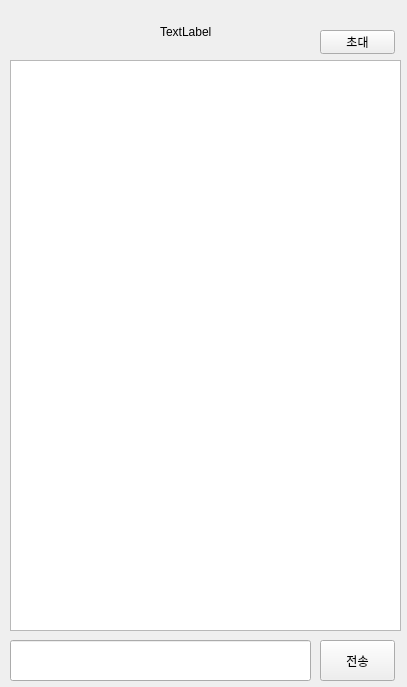
This is src/client/gui/groupchatwindow.ui in TaehyunJeon0203/lanssenger as Qt 5 draws it before an edit. The edited form follows.
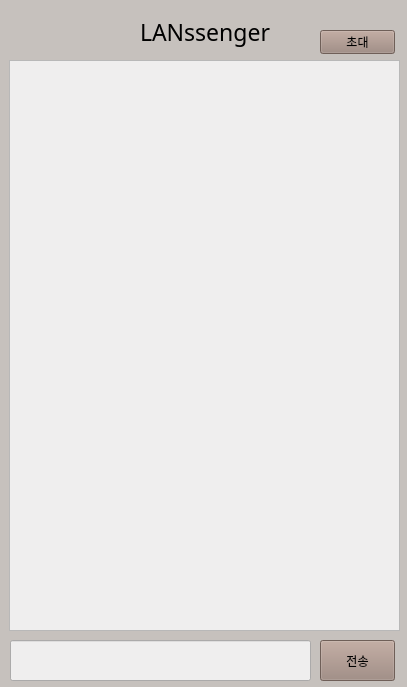
This is the edited form.

The edit to the form file:
```diff
--- a/src/client/gui/groupchatwindow.ui
+++ b/src/client/gui/groupchatwindow.ui
@@ -13,15 +13,24 @@
   <property name="windowTitle">
    <string>Form</string>
   </property>
+  <property name="styleSheet">
+   <string notr="true">background-color: #C6C1BD</string>
+  </property>
   <widget class="QTextEdit" name="GCChatDisplay">
    <property name="geometry">
     <rect>
-     <x>10</x>
+     <x>9</x>
      <y>60</y>
      <width>391</width>
      <height>571</height>
     </rect>
    </property>
+   <property name="styleSheet">
+    <string notr="true">background-color:#EFEEEE;
+color: #26313E; 
+
+</string>
+   </property>
   </widget>
   <widget class="QPushButton" name="inviteButton">
    <property name="geometry">
@@ -32,6 +41,9 @@
      <height>24</height>
     </rect>
    </property>
+   <property name="styleSheet">
+    <string notr="true">background-color: #9C857B</string>
+   </property>
    <property name="text">
     <string>초대</string>
    </property>
@@ -45,6 +57,12 @@
      <height>41</height>
     </rect>
    </property>
+   <property name="styleSheet">
+    <string notr="true">background-color:#EFEEEE;
+color: #26313E; 
+
+</string>
+   </property>
   </widget>
   <widget class="QPushButton" name="GCSendButton">
    <property name="geometry">
@@ -55,6 +73,9 @@
      <height>41</height>
     </rect>
    </property>
+   <property name="styleSheet">
+    <string notr="true">background-color: #9C857B</string>
+   </property>
    <property name="text">
     <string>전송</string>
    </property>
@@ -62,14 +83,20 @@
   <widget class="QLabel" name="currentRoomLabel">
    <property name="geometry">
     <rect>
-     <x>160</x>
-     <y>20</y>
-     <width>200</width>
-     <height>24</height>
+     <x>140</x>
+     <y>16</y>
+     <width>141</width>
+     <height>31</height>
     </rect>
    </property>
+   <property name="font">
+    <font>
+     <family>궁서</family>
+     <pointsize>17</pointsize>
+    </font>
+   </property>
    <property name="text">
-    <string>TextLabel</string>
+    <string>LANssenger</string>
    </property>
   </widget>
  </widget>
```
